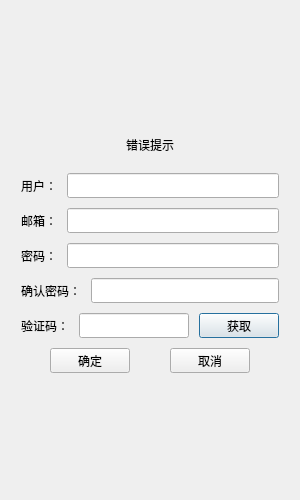
Qt form Chat/registerdialog.ui (feiwuyige/WebServer) before a commit.
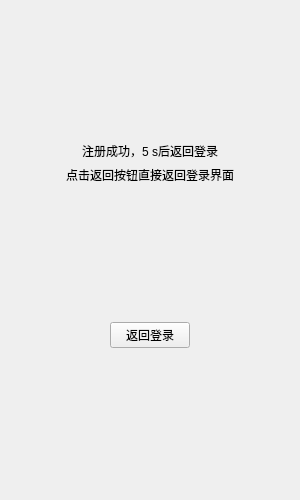
The same form after that commit. The open tabs and pages were chosen to show the change. Custom widgets are drawn as their Qt base class.

Commit message: 注册功能开发完成

```diff
--- a/Chat/registerdialog.ui
+++ b/Chat/registerdialog.ui
@@ -25,8 +25,22 @@
   <property name="windowTitle">
    <string>Dialog</string>
   </property>
-  <layout class="QVBoxLayout" name="verticalLayout_2">
+  <layout class="QHBoxLayout" name="horizontalLayout_8">
    <item>
+    <widget class="QStackedWidget" name="stackedWidget">
+     <property name="currentIndex">
+      <number>0</number>
+     </property>
+     <widget class="QWidget" name="page">
+      <widget class="QWidget" name="layoutWidget">
+       <property name="geometry">
+        <rect>
+         <x>-10</x>
+         <y>20</y>
+         <width>282</width>
+         <height>376</height>
+        </rect>
+       </property>
     <layout class="QVBoxLayout" name="verticalLayout">
      <property name="spacing">
       <number>10</number>
@@ -381,9 +395,138 @@
       </spacer>
      </item>
     </layout>
-   </item>
-  </layout>
- </widget>
+      </widget>
+     </widget>
+     <widget class="QWidget" name="page_2">
+      <layout class="QVBoxLayout" name="verticalLayout_2">
+       <item>
+        <spacer name="verticalSpacer_4">
+         <property name="orientation">
+          <enum>Qt::Orientation::Vertical</enum>
+         </property>
+         <property name="sizeHint" stdset="0">
+          <size>
+           <width>20</width>
+           <height>40</height>
+          </size>
+         </property>
+        </spacer>
+       </item>
+       <item>
+        <widget class="QLabel" name="tiplb">
+         <property name="text">
+          <string>注册成功，5 s后返回登录</string>
+         </property>
+         <property name="alignment">
+          <set>Qt::AlignmentFlag::AlignCenter</set>
+         </property>
+        </widget>
+       </item>
+       <item>
+        <widget class="QLabel" name="tiplb2">
+         <property name="text">
+          <string>点击返回按钮直接返回登录界面</string>
+         </property>
+         <property name="alignment">
+          <set>Qt::AlignmentFlag::AlignCenter</set>
+         </property>
+        </widget>
+       </item>
+       <item>
+        <spacer name="verticalSpacer_3">
+         <property name="orientation">
+          <enum>Qt::Orientation::Vertical</enum>
+         </property>
+         <property name="sizeHint" stdset="0">
+          <size>
+           <width>20</width>
+           <height>40</height>
+          </size>
+         </property>
+        </spacer>
+       </item>
+       <item>
+        <widget class="QWidget" name="widget_2" native="true">
+         <layout class="QHBoxLayout" name="horizontalLayout_9">
+          <property name="leftMargin">
+           <number>10</number>
+          </property>
+          <property name="topMargin">
+           <number>10</number>
+          </property>
+          <property name="rightMargin">
+           <number>10</number>
+          </property>
+          <property name="bottomMargin">
+           <number>10</number>
+          </property>
+          <item>
+           <spacer name="horizontalSpacer_5">
+            <property name="orientation">
+             <enum>Qt::Orientation::Horizontal</enum>
+            </property>
+            <property name="sizeHint" stdset="0">
+             <size>
+              <width>40</width>
+              <height>20</height>
+             </size>
+            </property>
+           </spacer>
+          </item>
+          <item>
+           <widget class="QPushButton" name="returnbtn">
+            <property name="text">
+             <string>返回登录</string>
+            </property>
+           </widget>
+          </item>
+          <item>
+           <spacer name="horizontalSpacer_4">
+            <property name="orientation">
+             <enum>Qt::Orientation::Horizontal</enum>
+            </property>
+            <property name="sizeHint" stdset="0">
+             <size>
+              <width>40</width>
+              <height>20</height>
+             </size>
+            </property>
+           </spacer>
+          </item>
+         </layout>
+        </widget>
+       </item>
+       <item>
+        <spacer name="verticalSpacer_5">
+         <property name="orientation">
+          <enum>Qt::Orientation::Vertical</enum>
+         </property>
+         <property name="sizeHint" stdset="0">
+          <size>
+           <width>20</width>
+           <height>40</height>
+          </size>
+         </property>
+        </spacer>
+       </item>
+      </layout>
+     </widget>
+    </widget>
+   </item>
+  </layout>
+ </widget>
+ <customwidgets>
+  <customwidget>
+   <class>TimerBtn</class>
+   <extends>QPushButton</extends>
+   <header>timerbtn.h</header>
+  </customwidget>
+  <customwidget>
+   <class>ClickedLabel</class>
+   <extends>QLabel</extends>
+   <header>clickedlabel.h</header>
+  </customwidget>
+ </customwidgets>
  <resources/>
  <connections/>
 </ui>
```
Left out of the diff: 40 changed lines with no effect on the pictures. Lines whose indentation alone changed are shown as unchanged. The commit also changes 79 other files.
